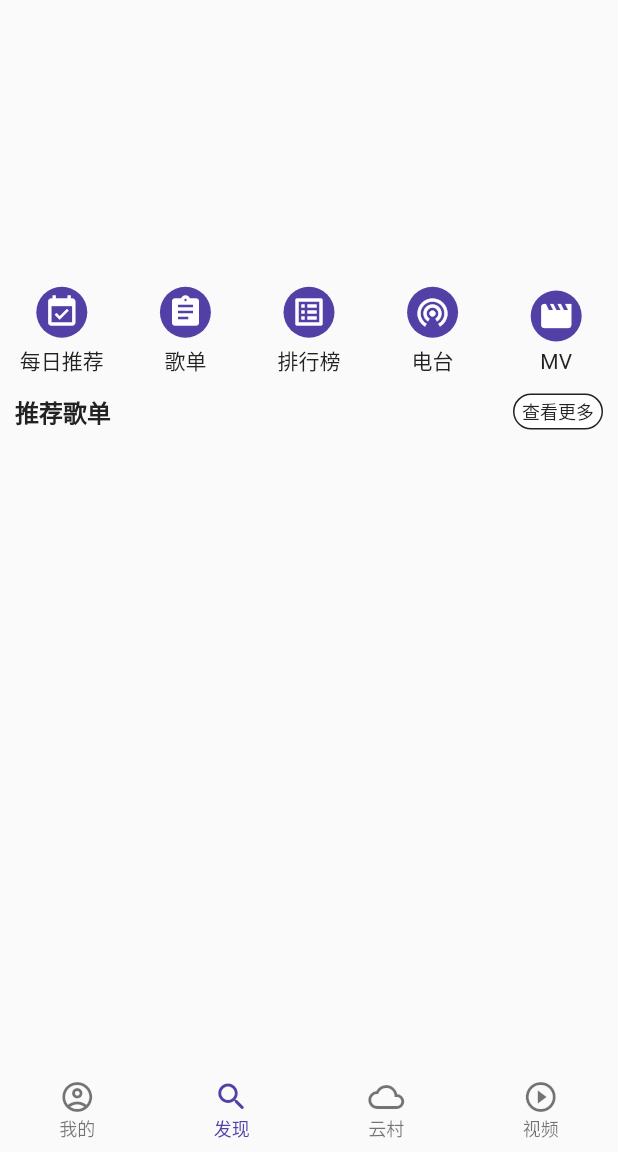
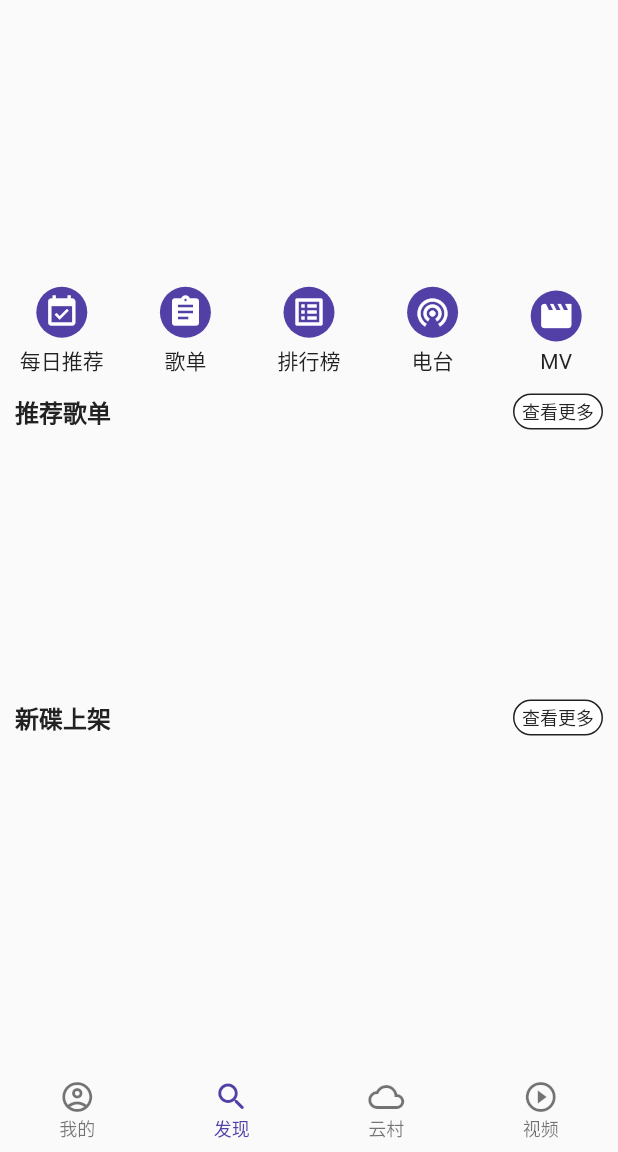
Before and after one commit to CVopen/music_mobile, a Flutter app: the screen it shows after launch, on a phone screen of 412 x 824 dp, the part 84-1236 px from its top. Run offline on Flutter 3.47's test engine with Material 2 defaults, Android fonts, the phone set to English and light mode, and no system bars; drawn by our look-alikes of carousel_slider; our stand-ins replace dio, flutter_swiper; network calls fail.

Commit message:
完成发现页面新碟，歌单

```diff
--- a/lib/api/home_page.dart
+++ b/lib/api/home_page.dart
@@ -30,4 +30,9 @@ class ApiHome {
   getPersonalized(data) {
     return _request.get('/personalized', data: data);
   }
+
+  // 数字专辑-新碟上架
+  getAlbumNewest(data) {
+    return _request.get('/album/newest', data: data);
+  }
 }
--- a/lib/common/variable.dart
+++ b/lib/common/variable.dart
@@ -10,7 +10,9 @@ abstract class AppColors {
   static const FONT_COLOR = 0xff555555; // 不重要字体颜色
 
   static const FONT_MAIN_COLOR = 0xff222222; // 主要字体颜色
-  static const BORDER_COLOR = 0xff222222; // 主要字体颜色
+  static const BORDER_COLOR = 0xff222222; // 边框颜色
+
+  static const BORDER_COLOR2 = 0xff999999; // 边框颜色
 
   static const FONT_EM_COLOR = 0xff000000; //用于强调字体颜色
 }
--- a/lib/page/home/find_page.dart
+++ b/lib/page/home/find_page.dart
@@ -6,7 +6,7 @@ import 'dart:async';
 import 'package:music_mobile/common/variable.dart';
 
 import 'widget/find_page/find_swiper.dart';
-import 'widget/find_page/recommend_music.dart';
+import 'widget/find_page/container_title.dart';
 
 import 'package:music_mobile/utils/format.dart';
 
@@ -19,6 +19,7 @@ class _FindPageState extends State<FindPage>
     with AutomaticKeepAliveClientMixin {
   List swiperList = [];
   List personalizedList = [];
+  List albumList = [];
 
   @override
   bool get wantKeepAlive => true;
@@ -26,7 +27,6 @@ class _FindPageState extends State<FindPage>
   @override
   void initState() {
     super.initState();
-    // this._getSwiper();
     this._refresh();
   }
 
@@ -37,6 +37,7 @@ class _FindPageState extends State<FindPage>
     });
     await this._getSwiper();
     await this._getPersonalizedList();
+    await this._getAlbumList();
     await Future.delayed(Duration(seconds: 1), () {
       print('我刷新了');
     });
@@ -60,19 +61,31 @@ class _FindPageState extends State<FindPage>
     });
   }
 
+  Future _getAlbumList() async {
+    var res = await ApiHome().getAlbumNewest({"limit": 12});
+    print(res.data['albums'].length);
+    setState(() {
+      albumList = res.data['albums'];
+    });
+  }
+
   @override
   // ignore: must_call_super
   Widget build(BuildContext context) {
     return RefreshIndicator(
       child: ListView(
         children: [
-          // Offstage(
-          //   offstage: swiperList.length > 0 ? false : true,
-          //   child: FindSwiper(swiperList: swiperList),
-          // ),
           FindSwiper(swiperList: swiperList),
           gridIcon(),
-          RecommendMusic(personalizedList: personalizedList),
+          ContainerTitle(
+            list: personalizedList,
+            title: '推荐歌单',
+          ),
+          ContainerTitle(
+            list: albumList,
+            title: '新碟上架',
+          ),
+          Text('mv'),
         ],
       ),
       color: Color(AppColors.IMPORTANT_COLOR),
--- /dev/null
+++ b/lib/page/home/widget/find_page/album_list.dart
@@ -0,0 +1,73 @@
+import 'package:flutter/material.dart';
+import 'package:music_mobile/common/variable.dart';
+import 'package:music_mobile/widget/music_item_listview.dart';
+import 'package:carousel_slider/carousel_slider.dart';
+
+class AlbumList extends StatefulWidget {
+  final List albumListList;
+
+  const AlbumList({Key key, this.albumListList}) : super(key: key);
+
+  @override
+  _AlbumListState createState() => _AlbumListState();
+}
+
+class _AlbumListState extends State<AlbumList> {
+  List _list = [];
+
+  @override
+  void didUpdateWidget(AlbumList oldWidget) {
+    super.didUpdateWidget(oldWidget);
+    if (widget.albumListList.length > 0) {
+      final int count = (widget.albumListList.length / 3).round();
+      for (var i = 0; i < count; i++) {
+        _list.add([
+          widget.albumListList[i * 3],
+          widget.albumListList[i * 3 + 1],
+          widget.albumListList[i * 3 + 2],
+        ]);
+      }
+    }
+  }
+
+  @override
+  Widget build(BuildContext context) {
+    return Container(
+      child: CarouselSlider(
+        items: _list.map(
+          (index) {
+            return Container(
+              margin: EdgeInsets.only(
+                top: AppSize.PADDING_SIZE_B,
+                bottom: AppSize.PADDING_SIZE_B,
+              ),
+              height: 280,
+              child: Column(
+                children: [
+                  MusicItemListView(item: index[0]),
+                  Container(
+                    margin: EdgeInsets.only(
+                      top: AppSize.PADDING_SIZE_B,
+                      bottom: AppSize.PADDING_SIZE_B,
+                    ),
+                    child: MusicItemListView(
+                      item: index[1],
+                    ),
+                  ),
+                  MusicItemListView(item: index[2]),
+                ],
+              ),
+            );
+          },
+        ).toList(),
+        options: CarouselOptions(
+          height: 280,
+          viewportFraction: 0.95,
+          reverse: false,
+          enableInfiniteScroll: false,
+          disableCenter: true,
+        ),
+      ),
+    );
+  }
+}
--- /dev/null
+++ b/lib/page/home/widget/find_page/container_title.dart
@@ -0,0 +1,85 @@
+import 'package:flutter/material.dart';
+import '../../../../common/variable.dart';
+import 'recommend_music.dart';
+import 'album_list.dart';
+
+class ContainerTitle extends StatefulWidget {
+  final List list;
+  final String title;
+
+  const ContainerTitle({Key key, this.list, this.title}) : super(key: key);
+  @override
+  _ContainerTitleState createState() => _ContainerTitleState();
+}
+
+class _ContainerTitleState extends State<ContainerTitle> {
+  _returnWidget() {
+    switch (widget.title) {
+      case '推荐歌单':
+        return RecommendMusic(personalizedList: widget.list);
+        break;
+      case '新碟上架':
+        return AlbumList(albumListList: widget.list);
+      default:
+        return;
+    }
+  }
+
+  @override
+  Widget build(BuildContext context) {
+    return Column(
+      children: [
+        Container(
+          margin: EdgeInsets.only(
+            left: AppSize.PADDING_SIZE_B,
+            right: AppSize.PADDING_SIZE_B,
+          ),
+          child: Row(
+            children: [
+              Text(
+                widget.title,
+                style: TextStyle(
+                  color: Color(AppColors.FONT_MAIN_COLOR),
+                  fontSize: AppSize.FONT_SIZE_B,
+                  fontWeight: FontWeight.w600,
+                ),
+              ),
+              Expanded(child: Text('')),
+              InkWell(
+                onTap: () {
+                  print('查看更多');
+                },
+                child: Container(
+                  padding: EdgeInsets.only(
+                    top: 2,
+                    left: 5,
+                    right: 5,
+                    bottom: 2,
+                  ),
+                  decoration: BoxDecoration(
+                    borderRadius: BorderRadius.all(
+                      Radius.circular(AppSize.BORDER_RADIUS),
+                    ),
+                    color: Color(AppColors.BACKGROUND_COLOR),
+                    border: Border.all(
+                      width: 1,
+                      color: Color(AppColors.BORDER_COLOR),
+                    ),
+                  ),
+                  child: Text(
+                    '查看更多',
+                    style: TextStyle(
+                      color: Color(AppColors.FONT_MAIN_COLOR),
+                      fontSize: AppSize.FONT_SIZE_S,
+                    ),
+                  ),
+                ),
+              ),
+            ],
+          ),
+        ),
+        _returnWidget()
+      ],
+    );
+  }
+}
--- a/lib/page/home/widget/find_page/recommend_music.dart
+++ b/lib/page/home/widget/find_page/recommend_music.dart
@@ -13,64 +13,13 @@ class RecommendMusic extends StatefulWidget {
 class _RecommendMusicState extends State<RecommendMusic> {
   @override
   Widget build(BuildContext context) {
-    return Column(
-      children: [
-        Container(
-          margin: EdgeInsets.only(
-            left: AppSize.PADDING_SIZE_B,
-            right: AppSize.PADDING_SIZE_B,
-          ),
-          child: Row(
-            children: [
-              Text(
-                '推荐歌单',
-                style: TextStyle(
-                  color: Color(AppColors.FONT_MAIN_COLOR),
-                  fontSize: AppSize.FONT_SIZE_B,
-                  fontWeight: FontWeight.w600,
-                ),
-              ),
-              Expanded(child: Text('')),
-              InkWell(
-                onTap: () {
-                  print('查看更多');
-                },
-                child: Container(
-                  padding: EdgeInsets.only(
-                    top: 2,
-                    left: 5,
-                    right: 5,
-                    bottom: 2,
-                  ),
-                  decoration: BoxDecoration(
-                    borderRadius: BorderRadius.all(
-                      Radius.circular(AppSize.BORDER_RADIUS),
-                    ),
-                    color: Color(AppColors.BACKGROUND_COLOR),
-                    border: Border.all(
-                      width: 1,
-                      color: Color(AppColors.BORDER_COLOR),
-                    ),
-                  ),
-                  child: Text(
-                    '查看更多',
-                    style: TextStyle(
-                      color: Color(AppColors.FONT_MAIN_COLOR),
-                      fontSize: AppSize.FONT_SIZE_S,
-                    ),
-                  ),
-                ),
-              ),
-            ],
-          ),
-        ),
-        Container(
-          height: 190,
+    return Container(
+      height: 180,
       child: ListView.builder(
         // key: UniqueKey(),
         scrollDirection: Axis.horizontal,
         itemBuilder: (context, index) {
-              if (index == 9) {
+          if (index == widget.personalizedList.length - 1) {
             return Container(
               margin: EdgeInsets.only(
                 top: AppSize.PADDING_SIZE_B,
@@ -100,7 +49,7 @@ class _RecommendMusicState extends State<RecommendMusic> {
               bottom: AppSize.PADDING_SIZE_B,
             ),
             width: 120,
-                height: 170,
+            height: 140,
             child: Column(
               crossAxisAlignment: CrossAxisAlignment.start,
               children: [
@@ -117,8 +66,6 @@ class _RecommendMusicState extends State<RecommendMusic> {
         },
         itemCount: widget.personalizedList.length,
       ),
-        )
-      ],
     );
   }
 }
--- a/lib/utils/format.dart
+++ b/lib/utils/format.dart
@@ -1,6 +1,5 @@
 // ignore: missing_return
 String computePlay(_num) {
-  print('_num ${_num.toString().length}');
   if (_num > 100000) {
     return _num.toString().substring(0, _num.toString().length - 5) + '万';
   }
--- a/lib/utils/request.dart
+++ b/lib/utils/request.dart
@@ -16,8 +16,8 @@ class Request {
   Request._init() {
     _dio = Dio(BaseOptions(
       // baseUrl: 'http://192.168.1.106:3000/',
-      baseUrl: 'http://192.168.1.106:3000/',
-      // baseUrl: 'http://192.168.1.8:3000/',
+      // baseUrl: 'http://192.168.1.109:3000/',
+      baseUrl: 'http://192.168.1.8:3000/',
       connectTimeout: 5000,
       receiveTimeout: 5000,
     ));
--- a/pubspec.yaml
+++ b/pubspec.yaml
@@ -30,6 +30,7 @@ dependencies:
   cupertino_icons: ^1.0.0
   dio: ^3.0.10
   flutter_swiper: ^1.1.6
+  carousel_slider: ^2.3.1
   # fluro: ^1.7.7
 
 dev_dependencies:
```
Also changed, not shown: lib/widget/music_item_listview.dart (added, +98 -0 lines), pubspec.lock, 1 other file. Lines whose indentation alone changed are shown as unchanged.
